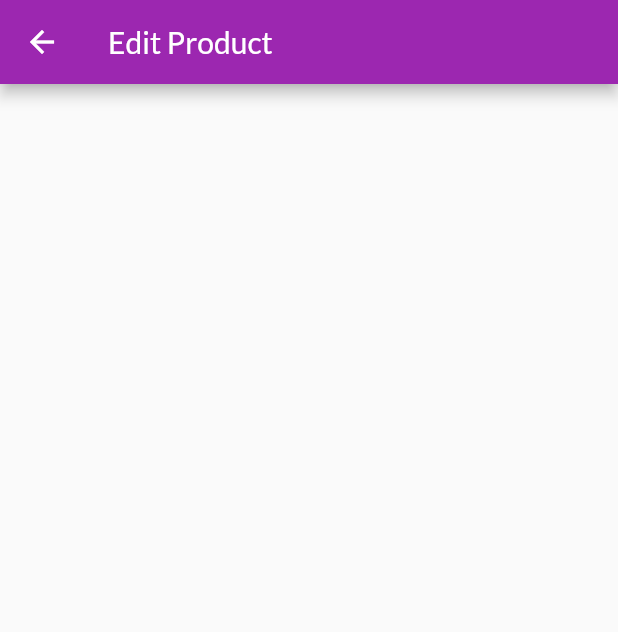
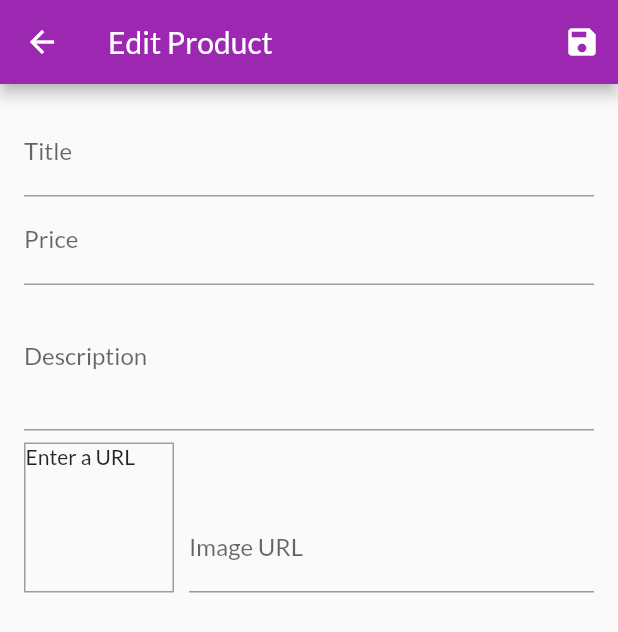
Before and after one commit to Pedro-Costa123/flutter_guide_2022_shop_app, a Flutter app: the EditProductScreen screen opened directly, on a phone screen of 412 x 824 dp. Shown: the top 632 px of the screen. Run offline on Flutter 3.47's test engine with Material 2 defaults, Android fonts, the phone set to English and light mode, and no system bars; network calls fail.

Commit message:
Section 8 : 228

```diff
--- a/lib/main.dart
+++ b/lib/main.dart
@@ -9,6 +9,7 @@ import './providers/cart.dart';
 import './screens/cart_screen.dart';
 import './screens/orders_screen.dart';
 import './screens/user_products_screen.dart';
+import './screens/edit_product_screen.dart';
 
 void main() => runApp(MyApp());
 
@@ -40,6 +41,7 @@ class MyApp extends StatelessWidget {
           CartScreen.routeName: (ctx) => CartScreen(),
           OrdersScreen.routeName: (ctx) => OrdersScreen(),
           UserProductsScreen.routeName: (ctx) => UserProductsScreen(),
+          EditProductScreen.routeName: (ctx) => EditProductScreen(),
         },
       ),
     );
--- a/lib/screens/edit_product_screen.dart
+++ b/lib/screens/edit_product_screen.dart
@@ -1,18 +1,178 @@
 import 'package:flutter/material.dart';
 
+import '../providers/product.dart';
+
 class EditProductScreen extends StatefulWidget {
+  static const routeName = '/edit-product';
+
   @override
   State<EditProductScreen> createState() => _EditProductScreenState();
 }
 
 class _EditProductScreenState extends State<EditProductScreen> {
+  final _priceFocusNode = FocusNode();
+  final _descriptionFocusNode = FocusNode();
+  final _imageUrlController = TextEditingController();
+  final _imageUrlFocusNode = FocusNode();
+  final _form = GlobalKey<FormState>();
+  var _editedProduct = Product(
+    id: null,
+    title: '',
+    description: '',
+    price: 0,
+    imageUrl: '',
+  );
+
+  @override
+  void initState() {
+    _imageUrlFocusNode.addListener(_updateImageUrl);
+    super.initState();
+  }
+
+  @override
+  void dispose() {
+    _imageUrlFocusNode.removeListener(_updateImageUrl);
+    _priceFocusNode.dispose();
+    _descriptionFocusNode.dispose();
+    _imageUrlController.dispose();
+    _imageUrlFocusNode.dispose();
+    super.dispose();
+  }
+
+  void _updateImageUrl() {
+    if (!_imageUrlFocusNode.hasFocus) {
+      setState(() {});
+    }
+  }
+
+  void _saveForm() {
+    _form.currentState.save();
+
+  }
+
   @override
   Widget build(BuildContext context) {
     return Scaffold(
       appBar: AppBar(
         title: Text('Edit Product'),
+        actions: [
+          IconButton(
+            onPressed: _saveForm,
+            icon: Icon(Icons.save),
+          ),
+        ],
       ),
-      body: null,
+      body: Padding(
+        padding: const EdgeInsets.all(16.0),
+        child: Form(
+          key: _form,
+          child: ListView(
+            children: [
+              TextFormField(
+                decoration: InputDecoration(
+                  labelText: 'Title',
+                ),
+                textInputAction: TextInputAction.next,
+                onFieldSubmitted: (_) {
+                  FocusScope.of(context).requestFocus(_priceFocusNode);
+                },
+                onSaved: (value) {
+                  _editedProduct = Product(
+                    id: null,
+                    title: value,
+                    description: _editedProduct.description,
+                    price: _editedProduct.price,
+                    imageUrl: _editedProduct.imageUrl,
+                  );
+                },
+              ),
+              TextFormField(
+                decoration: InputDecoration(
+                  labelText: 'Price',
+                ),
+                textInputAction: TextInputAction.next,
+                keyboardType: TextInputType.number,
+                focusNode: _priceFocusNode,
+                onFieldSubmitted: (_) {
+                  FocusScope.of(context).requestFocus(_descriptionFocusNode);
+                },
+                onSaved: (value) {
+                  _editedProduct = Product(
+                    id: null,
+                    title: _editedProduct.title,
+                    description: _editedProduct.description,
+                    price: double.parse(value),
+                    imageUrl: _editedProduct.imageUrl,
+                  );
+                },
+              ),
+              TextFormField(
+                decoration: InputDecoration(
+                  labelText: 'Description',
+                ),
+                maxLines: 3,
+                keyboardType: TextInputType.multiline,
+                focusNode: _descriptionFocusNode,
+                onSaved: (value) {
+                  _editedProduct = Product(
+                    id: null,
+                    title: _editedProduct.title,
+                    description: value,
+                    price: _editedProduct.price,
+                    imageUrl: _editedProduct.imageUrl,
+                  );
+                },
+              ),
+              Row(
+                crossAxisAlignment: CrossAxisAlignment.end,
+                children: [
+                  Container(
+                    width: 100,
+                    height: 100,
+                    margin: EdgeInsets.only(top: 8, right: 10),
+                    decoration: BoxDecoration(
+                      border: Border.all(
+                        width: 1,
+                        color: Colors.grey,
+                      ),
+                    ),
+                    child: _imageUrlController.text.isEmpty
+                        ? Text('Enter a URL')
+                        : FittedBox(
+                            child: Image.network(_imageUrlController.text),
+                            fit: BoxFit.contain,
+                          ),
+                  ),
+                  Expanded(
+                    child: TextFormField(
+                      decoration: InputDecoration(labelText: 'Image URL'),
+                      keyboardType: TextInputType.url,
+                      textInputAction: TextInputAction.done,
+                      controller: _imageUrlController,
+                      focusNode: _imageUrlFocusNode,
+                      onEditingComplete: () {
+                        setState(() {});
+                      },
+                      onFieldSubmitted: (_) {
+                        _saveForm();
+                      },
+                      onSaved: (value) {
+                        _editedProduct = Product(
+                          id: null,
+                          title: _editedProduct.title,
+                          description: _editedProduct.description,
+                          price: _editedProduct.price,
+                          imageUrl: value,
+                        );
+                      },
+                    ),
+                  ),
+                ],
+              ),
+            ],
+          ),
+        ),
+      ),
     );
   }
 }
--- a/lib/screens/user_products_screen.dart
+++ b/lib/screens/user_products_screen.dart
@@ -4,6 +4,7 @@ import 'package:provider/provider.dart';
 import '../providers/products.dart';
 import '../widgets/user_product_item.dart';
 import '../widgets/app_drawer.dart';
+import './edit_product_screen.dart';
 
 class UserProductsScreen extends StatelessWidget {
   static const routeName = '/user-products';
@@ -16,7 +17,9 @@ class UserProductsScreen extends StatelessWidget {
         title: const Text('Your Products'),
         actions: [
           IconButton(
-            onPressed: () {},
+            onPressed: () {
+              Navigator.of(context).pushNamed(EditProductScreen.routeName);
+            },
             icon: const Icon(Icons.add),
           ),
         ],
```
